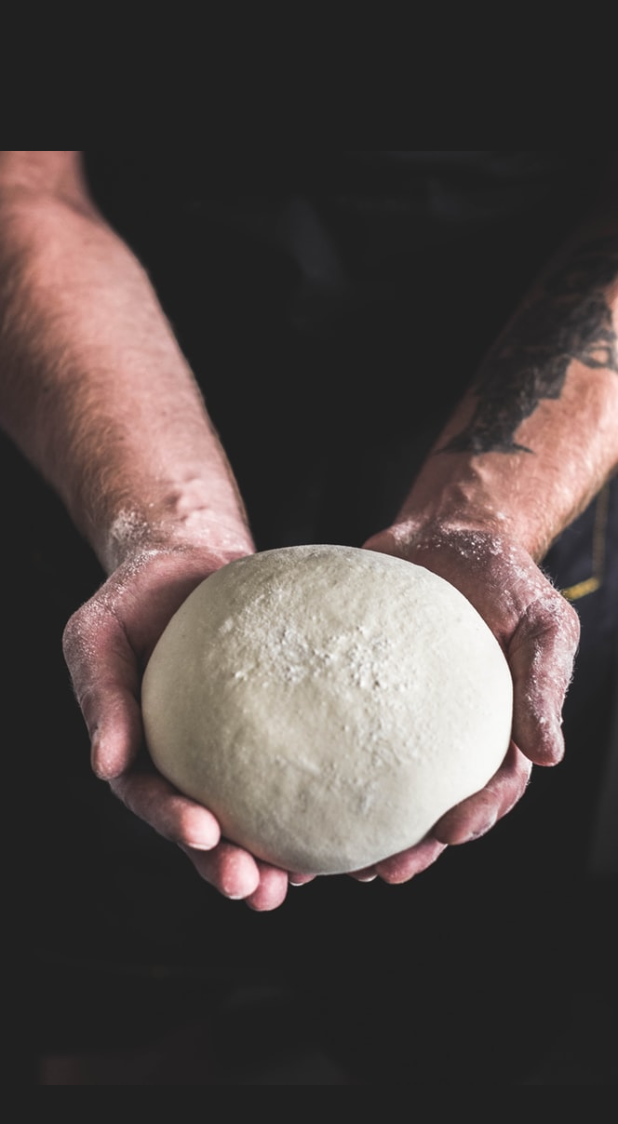
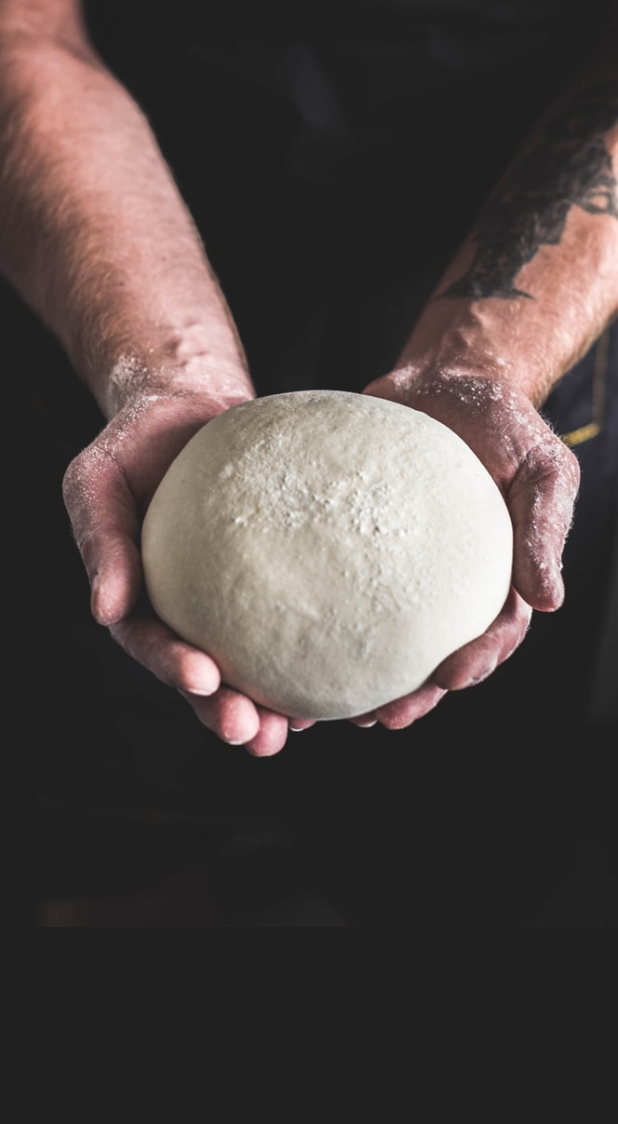
Before and after one commit to ten66/tfw_auth_screen, a Flutter app: the screen it shows after launch, on a phone screen of 412 x 824 dp. Shown: the top 1124 px of the screen. Run offline on Flutter 3.47's test engine with Material 2 defaults, Android fonts, the phone set to English and light mode, and no system bars.

Commit message:
#1 画像の設定を追加する

```diff
--- a/lib/main.dart
+++ b/lib/main.dart
@@ -33,13 +33,18 @@ class WelcomeScreen extends StatelessWidget {
       body: Column(
         children: [
           Expanded(
+            flex: 3,
             child: Container(
               decoration: BoxDecoration(
                 image: DecorationImage(
                   image: AssetImage('assets/perosn.jpeg'),
+                  fit: BoxFit.cover,
                 ),
               ),
             ),
+          ),
+          Expanded(
+            child: Column(),
           ),
         ],
       ),
```
